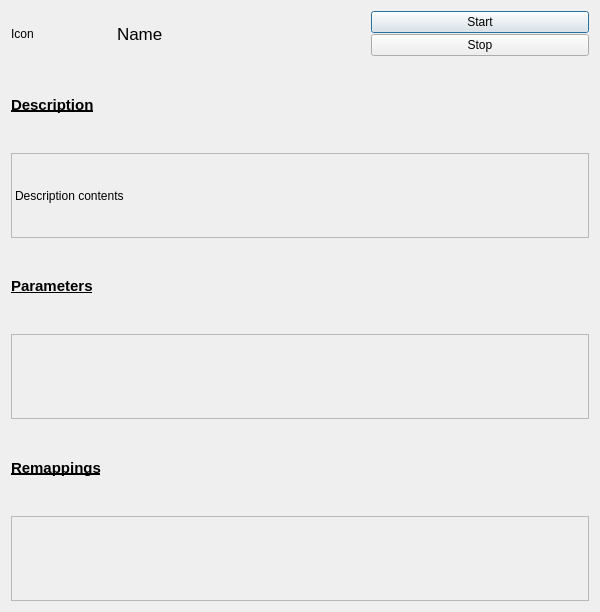
robotics-in-concert/rocon_qt_gui, file rocon_remocon/ui/pairing_dialog.ui: the form before one commit.
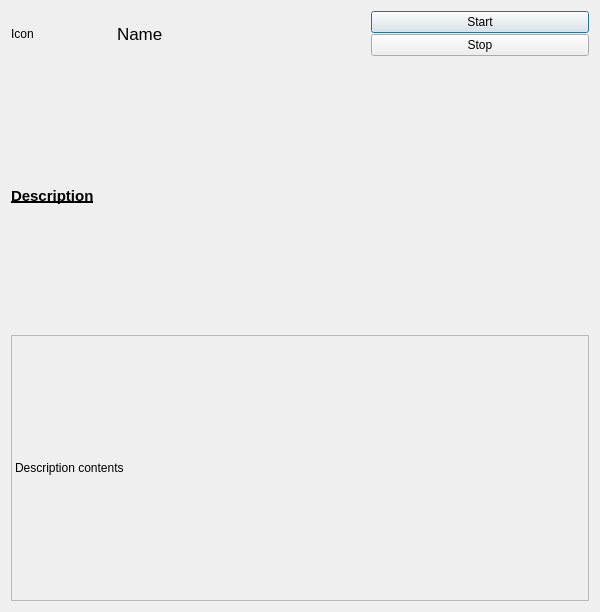
The form after the commit.

The edit to the form file:
```diff
--- a/rocon_remocon/ui/pairing_dialog.ui
+++ b/rocon_remocon/ui/pairing_dialog.ui
@@ -162,94 +162,6 @@
      </property>
     </widget>
    </item>
-   <item>
-    <widget class="QLabel" name="pairing_parameters_title">
-     <property name="sizePolicy">
-      <sizepolicy hsizetype="MinimumExpanding" vsizetype="Minimum">
-       <horstretch>0</horstretch>
-       <verstretch>0</verstretch>
-      </sizepolicy>
-     </property>
-     <property name="font">
-      <font>
-       <pointsize>11</pointsize>
-       <weight>75</weight>
-       <bold>true</bold>
-       <underline>true</underline>
-      </font>
-     </property>
-     <property name="frameShape">
-      <enum>QFrame::NoFrame</enum>
-     </property>
-     <property name="frameShadow">
-      <enum>QFrame::Plain</enum>
-     </property>
-     <property name="text">
-      <string>Parameters</string>
-     </property>
-    </widget>
-   </item>
-   <item>
-    <widget class="QFrame" name="frame_parameters">
-     <property name="frameShape">
-      <enum>QFrame::StyledPanel</enum>
-     </property>
-     <property name="frameShadow">
-      <enum>QFrame::Sunken</enum>
-     </property>
-     <layout class="QVBoxLayout" name="verticalLayout_3">
-      <item>
-       <layout class="QGridLayout" name="parameters">
-        <property name="horizontalSpacing">
-         <number>1</number>
-        </property>
-       </layout>
-      </item>
-     </layout>
-    </widget>
-   </item>
-   <item>
-    <widget class="QLabel" name="pairing_remappings_title">
-     <property name="sizePolicy">
-      <sizepolicy hsizetype="MinimumExpanding" vsizetype="Minimum">
-       <horstretch>0</horstretch>
-       <verstretch>0</verstretch>
-      </sizepolicy>
-     </property>
-     <property name="font">
-      <font>
-       <pointsize>11</pointsize>
-       <weight>75</weight>
-       <bold>true</bold>
-       <underline>true</underline>
-      </font>
-     </property>
-     <property name="frameShape">
-      <enum>QFrame::NoFrame</enum>
-     </property>
-     <property name="frameShadow">
-      <enum>QFrame::Plain</enum>
-     </property>
-     <property name="text">
-      <string>Remappings</string>
-     </property>
-    </widget>
-   </item>
-   <item>
-    <widget class="QFrame" name="frame_remappings">
-     <property name="frameShape">
-      <enum>QFrame::StyledPanel</enum>
-     </property>
-     <property name="frameShadow">
-      <enum>QFrame::Sunken</enum>
-     </property>
-     <layout class="QVBoxLayout" name="verticalLayout">
-      <item>
-       <layout class="QGridLayout" name="remappings"/>
-      </item>
-     </layout>
-    </widget>
-   </item>
   </layout>
  </widget>
  <resources/>
```
